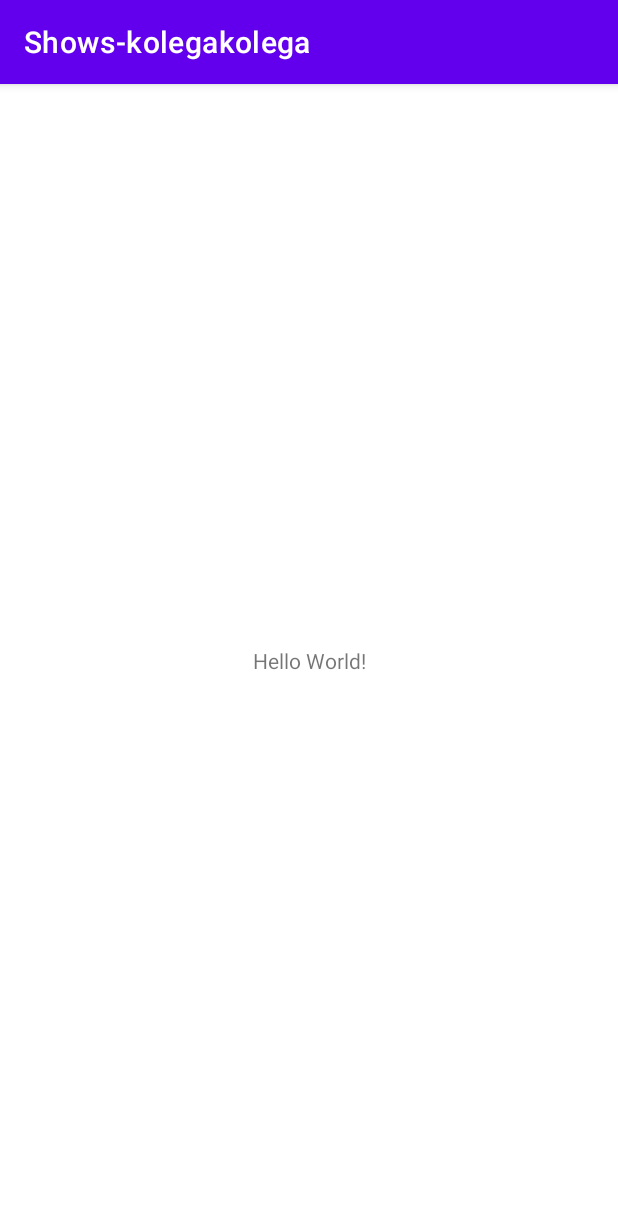
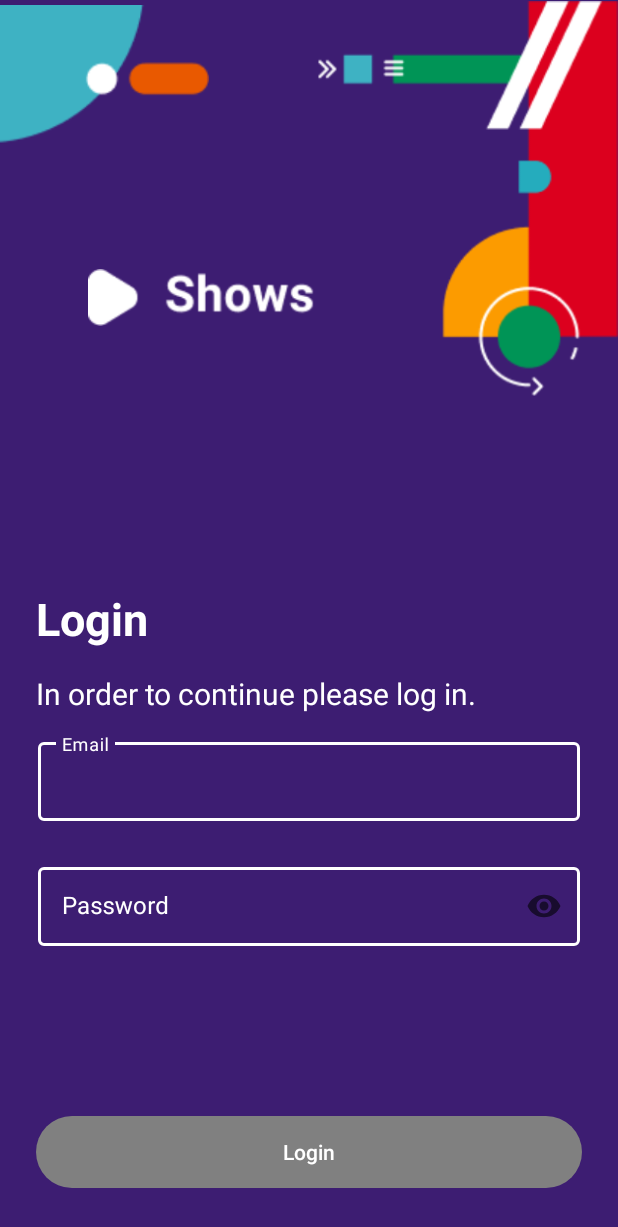
Before and after one commit to KolegaKolega/isa-shows-app-KolegaKolega, an Android app: the screen it shows after launch (MainActivity before the commit, LoginActivity after it), on a phone screen of 412 x 824 dp. Shown: the top 1227 px of the screen. Run offline under Robolectric (Android 15) with nearby library versions, the phone set to English and light mode, and no system bars.

Commit message:
login and welcom activity added

```diff
--- a/app/build.gradle
+++ b/app/build.gradle
@@ -30,10 +30,16 @@ android {
     kotlinOptions {
         jvmTarget = '1.8'
     }
+
+    buildFeatures{
+        viewBinding true
+
+    }
 }
 
 dependencies {
 
+    implementation 'com.google.android.material:material:1.0.0'
     implementation "org.jetbrains.kotlin:kotlin-stdlib:$kotlin_version"
     implementation 'androidx.core:core-ktx:1.6.0'
     implementation 'androidx.appcompat:appcompat:1.3.0'
--- a/app/src/main/AndroidManifest.xml
+++ b/app/src/main/AndroidManifest.xml
@@ -9,13 +9,17 @@
         android:roundIcon="@mipmap/ic_launcher_round"
         android:supportsRtl="true"
         android:theme="@style/Theme.Showskolegakolega">
-        <activity android:name=".MainActivity">
+        <activity android:name=".MainActivity"/>
+
+        <activity android:name=".LoginActivity">
             <intent-filter>
                 <action android:name="android.intent.action.MAIN" />
 
                 <category android:name="android.intent.category.LAUNCHER" />
             </intent-filter>
         </activity>
+
+        <activity android:name=".WelcomeActivity"/>
     </application>
 
 </manifest>
--- /dev/null
+++ b/app/src/main/java/com/example/shows_kolegakolega/LoginActivity.kt
@@ -0,0 +1,79 @@
+package com.example.shows_kolegakolega
+
+import android.os.Bundle
+import android.text.Editable
+import android.text.TextWatcher
+import android.util.Log
+import android.view.Window
+import android.widget.Button
+import android.widget.EditText
+import androidx.appcompat.app.AppCompatActivity
+import com.example.shows_kolegakolega.databinding.ActivityLoginBinding
+
+class LoginActivity : AppCompatActivity() {
+
+    private lateinit var binding : ActivityLoginBinding
+
+    private var emailEditText : EditText? = null
+    private var passwordEditText : EditText? = null
+    private var loginButton : Button? = null
+
+    override fun onCreate(savedInstanceState: Bundle?) {
+        super.onCreate(savedInstanceState)
+
+        supportActionBar?.hide()
+
+        binding = ActivityLoginBinding.inflate(layoutInflater)
+
+        setContentView(binding.root)
+
+        emailEditText = binding.email.editText
+        passwordEditText = binding.password.editText
+        loginButton = binding.loginbtn
+
+        initCheckEmailPassword()
+        initLoginButton()
+
+    }
+
+    private fun initLoginButton() {
+        loginButton?.setOnClickListener {
+            binding.email.error = null
+
+            val email = emailEditText?.text.toString()
+            Log.println(Log.DEBUG,"", email)
+            if(validateEmail(email)) {
+                val intent = WelcomeActivity.buildIntent(this, email)
+                startActivity(intent)
+            }else {
+                binding.email.error = "Invalid email!"
+            }
+        }
+    }
+
+    private fun validateEmail(email: String): Boolean {
+        return email.contains("^\\S+@\\S+\$".toRegex())
+    }
+
+    private fun initCheckEmailPassword(){
+        emailEditText?.addTextChangedListener(textWatcher)
+        passwordEditText?.addTextChangedListener(textWatcher)
+    }
+
+    private val textWatcher = object : TextWatcher {
+        override fun beforeTextChanged(s: CharSequence?, start: Int, count: Int, after: Int) {
+        }
+
+        override fun onTextChanged(s: CharSequence?, start: Int, before: Int, count: Int) {
+            val eText : String = emailEditText?.text.toString().trim()
+            val pText : String = passwordEditText?.text.toString().trim()
+
+            loginButton?.isEnabled = eText.isNotEmpty() && pText.length > 5
+        }
+
+        override fun afterTextChanged(s: Editable?) {
+        }
+
+
+    }
+}
--- a/app/src/main/java/com/example/shows_kolegakolega/MainActivity.kt
+++ b/app/src/main/java/com/example/shows_kolegakolega/MainActivity.kt
@@ -2,6 +2,7 @@ package com.example.shows_kolegakolega
 
 import androidx.appcompat.app.AppCompatActivity
 import android.os.Bundle
+
 
 class MainActivity : AppCompatActivity() {
     override fun onCreate(savedInstanceState: Bundle?) {
--- /dev/null
+++ b/app/src/main/java/com/example/shows_kolegakolega/WelcomeActivity.kt
@@ -0,0 +1,41 @@
+package com.example.shows_kolegakolega
+
+import android.app.Activity
+import android.content.Intent
+import android.os.Bundle
+import android.view.Window
+import androidx.appcompat.app.AppCompatActivity
+import com.example.shows_kolegakolega.databinding.ActivityWelcomBinding
+
+class WelcomeActivity : AppCompatActivity() {
+
+    companion object {
+        private const val EXTRA_EMAIL : String = "EXTRA_EMAIL"
+
+        fun buildIntent(activity : Activity, email : String) : Intent{
+            val intent = Intent(activity, WelcomeActivity::class.java)
+            intent.putExtra(EXTRA_EMAIL, email)
+            return intent
+        }
+
+    }
+
+    private lateinit var binding : ActivityWelcomBinding
+
+    override fun onCreate(savedInstanceState: Bundle?) {
+        super.onCreate(savedInstanceState)
+
+        supportActionBar?.hide()
+
+        binding = ActivityWelcomBinding.inflate(layoutInflater)
+
+        setContentView(binding.root)
+
+        var email = intent.extras?.getString(EXTRA_EMAIL)
+
+        email = email?.substring(0 , email.indexOf("@"))
+
+        binding.welcomtext.text = "Welcome, $email"
+
+    }
+}
--- /dev/null
+++ b/app/src/main/res/color/selector_button.xml
@@ -0,0 +1,7 @@
+<?xml version="1.0" encoding="utf-8"?>
+<selector xmlns:android="http://schemas.android.com/apk/res/android">
+
+    <item android:color="@color/white" android:state_enabled="true"/>
+    <item android:color="@color/gray" />
+
+</selector>
--- /dev/null
+++ b/app/src/main/res/color/selector_button_text.xml
@@ -0,0 +1,7 @@
+<?xml version="1.0" encoding="utf-8"?>
+<selector xmlns:android="http://schemas.android.com/apk/res/android">
+
+    <item android:color="@color/purple_500" android:state_enabled="true"/>
+    <item android:color="@color/white" />
+
+</selector>
--- /dev/null
+++ b/app/src/main/res/color/selector_email_and_pass.xml
@@ -0,0 +1,8 @@
+<?xml version="1.0" encoding="utf-8"?>
+<selector xmlns:android="http://schemas.android.com/apk/res/android">
+    <item android:color="@color/white" android:state_focused="true"/>
+    <item android:color="@color/white" android:state_focused="false"/>
+    <item android:color="@color/white" android:state_hovered="true"/>
+    <item android:color="@color/white" android:state_hovered="false"/>
+
+</selector>
--- /dev/null
+++ b/app/src/main/res/drawable/rounded.xml
@@ -0,0 +1,10 @@
+<?xml version="1.0" encoding="utf-8"?>
+<shape xmlns:android="http://schemas.android.com/apk/res/android"
+    android:shape="rectangle">
+    <solid android:color="@color/selector_button" />
+
+    <corners android:bottomRightRadius="25dp"
+        android:bottomLeftRadius="25dp"
+        android:topRightRadius="25dp"
+        android:topLeftRadius="25dp"/>
+</shape>
--- /dev/null
+++ b/app/src/main/res/layout/activity_login.xml
@@ -0,0 +1,147 @@
+<?xml version="1.0" encoding="utf-8"?>
+<androidx.constraintlayout.widget.ConstraintLayout xmlns:android="http://schemas.android.com/apk/res/android"
+    xmlns:tools="http://schemas.android.com/tools"
+    android:layout_width="match_parent"
+    android:layout_height="match_parent"
+    xmlns:app="http://schemas.android.com/apk/res-auto"
+    android:background="@drawable/purple_background">
+
+    <ImageView
+        android:id="@+id/top_left"
+        android:layout_width="139.56dp"
+        android:layout_height="99.3dp"
+        android:src="@drawable/top_left_illustration"
+        app:layout_constraintStart_toStartOf="parent"
+        app:layout_constraintTop_toTopOf="parent" />
+
+    <ImageView
+        android:id="@+id/top_right"
+        android:layout_width="200.6dp"
+        android:layout_height="264.93dp"
+        android:layout_marginEnd="0dp"
+        android:src="@drawable/top_right_illustration"
+        app:layout_constraintEnd_toEndOf="parent"
+        app:layout_constraintTop_toTopOf="parent"/>
+
+    <ImageView
+        android:id="@+id/logo"
+        android:layout_width="162dp"
+        android:layout_height="38dp"
+        android:layout_marginTop="80dp"
+        android:layout_marginStart="56dp"
+        android:src="@drawable/logo_horizontal_white"
+        app:layout_constraintStart_toStartOf="parent"
+        app:layout_constraintTop_toBottomOf="@id/top_left"
+        />
+
+    <TextView
+        android:id="@+id/login"
+        android:layout_width="0dp"
+        android:layout_height="wrap_content"
+        android:text="Login"
+        android:textColor="@color/white"
+        android:textSize="30sp"
+        app:layout_constraintBottom_toBottomOf="parent"
+        app:layout_constraintStart_toStartOf="parent"
+        app:layout_constraintEnd_toEndOf="parent"
+        app:layout_constraintTop_toTopOf="parent"
+        android:textStyle="bold"
+        android:layout_marginStart="24dp"
+        android:layout_marginEnd="24dp"
+        />
+
+    <TextView
+        android:id="@+id/order"
+        android:layout_width="0dp"
+        android:layout_height="wrap_content"
+        android:text="In order to continue please log in."
+        android:textColor="@color/white"
+        android:textSize="20sp"
+        app:layout_constraintTop_toBottomOf="@id/login"
+        app:layout_constraintStart_toStartOf="parent"
+        app:layout_constraintEnd_toEndOf="parent"
+        android:paddingTop="16dp"
+        android:paddingBottom="13dp"
+        android:layout_marginStart="24dp"
+        android:layout_marginEnd="24dp"/>
+
+    <com.google.android.material.textfield.TextInputLayout
+        android:id="@+id/email"
+        android:layout_width="0dp"
+        android:layout_height="wrap_content"
+        android:hint="Email"
+        app:layout_constraintTop_toBottomOf="@id/order"
+        app:layout_constraintStart_toStartOf="parent"
+        app:layout_constraintEnd_toEndOf="parent"
+        android:textColor="@color/white"
+        android:textColorHint="@color/white"
+        app:hintTextColor="@color/white"
+        style="@style/Widget.MaterialComponents.TextInputLayout.OutlinedBox"
+        app:boxStrokeColor="@color/selector_email_and_pass"
+        app:boxStrokeWidth="2dp"
+        android:layout_marginStart="25dp"
+        android:layout_marginEnd="25dp"
+        >
+
+    <EditText
+        android:layout_width="match_parent"
+        android:layout_height="wrap_content"
+        android:paddingTop="13dp"
+        android:paddingBottom="10dp"
+        android:padding="15dp"
+        android:textColor="@color/white"
+        android:textColorHint="@color/white"
+        />
+
+    </com.google.android.material.textfield.TextInputLayout>
+
+    <com.google.android.material.textfield.TextInputLayout
+
+        android:id="@+id/password"
+        android:layout_width="0dp"
+        android:layout_height="wrap_content"
+        android:layout_marginTop="25dp"
+        android:layout_marginStart="25dp"
+        android:layout_marginEnd="25dp"
+        android:hint="Password"
+        android:textColor="@color/white"
+        android:textColorHint="@color/white"
+        app:layout_constraintStart_toStartOf="parent"
+        app:layout_constraintEnd_toEndOf="parent"
+        app:layout_constraintTop_toBottomOf="@id/email"
+        app:hintTextColor="@color/white"
+        app:endIconMode="password_toggle"
+        style="@style/Widget.MaterialComponents.TextInputLayout.OutlinedBox"
+        app:boxStrokeColor="@color/selector_email_and_pass"
+        app:boxStrokeWidth="2dp"
+        >
+
+    <EditText
+        android:layout_width="match_parent"
+        android:layout_height="wrap_content"
+        android:padding="15dp"
+        android:textColor="@color/white"
+        android:textColorHint="@color/white"
+        android:inputType="textPassword"
+        />
+</com.google.android.material.textfield.TextInputLayout>
+
+
+    <androidx.appcompat.widget.AppCompatButton
+        android:id="@+id/loginbtn"
+        android:layout_width="0dp"
+        android:layout_height="wrap_content"
+        app:layout_constraintBottom_toBottomOf="parent"
+        android:layout_marginBottom="32dp"
+        android:layout_marginStart="24dp"
+        android:layout_marginEnd="24dp"
+        app:layout_constraintStart_toStartOf="parent"
+        app:layout_constraintEnd_toEndOf="parent"
+        android:textColor="@color/selector_button_text"
+        android:text="Login"
+        android:background="@drawable/rounded"
+        android:enabled="false"
+        android:textAllCaps="false"
+        />
+
+</androidx.constraintlayout.widget.ConstraintLayout>
--- /dev/null
+++ b/app/src/main/res/layout/activity_welcom.xml
@@ -0,0 +1,29 @@
+<?xml version="1.0" encoding="utf-8"?>
+<androidx.constraintlayout.widget.ConstraintLayout xmlns:android="http://schemas.android.com/apk/res/android"
+    xmlns:tools="http://schemas.android.com/tools"
+    android:layout_width="match_parent"
+    android:layout_height="match_parent"
+    xmlns:app="http://schemas.android.com/apk/res-auto"
+    >
+
+    <ImageView
+        android:id="@+id/welcomicon"
+        android:layout_width="128dp"
+        android:layout_height="128dp"
+        android:src="@drawable/welcom_icon"
+        app:layout_constraintStart_toStartOf="parent"
+        app:layout_constraintEnd_toEndOf="parent"
+        app:layout_constraintTop_toTopOf="parent"
+        app:layout_constraintBottom_toBottomOf="parent"/>
+
+    <TextView
+        android:id="@+id/welcomtext"
+        android:layout_width="wrap_content"
+        android:layout_height="wrap_content"
+        android:text="Welcom"
+        app:layout_constraintStart_toStartOf="parent"
+        app:layout_constraintEnd_toEndOf="parent"
+        app:layout_constraintTop_toBottomOf="@id/welcomicon"
+        android:padding="31dp"/>
+
+</androidx.constraintlayout.widget.ConstraintLayout>
--- a/app/src/main/res/values/colors.xml
+++ b/app/src/main/res/values/colors.xml
@@ -7,4 +7,5 @@
     <color name="teal_700">#FF018786</color>
     <color name="black">#FF000000</color>
     <color name="white">#FFFFFFFF</color>
+    <color name="gray">#808080</color>
 </resources>
```
Also changed, not shown: app/src/main/res/drawable/logo_horizontal_white.png (added), app/src/main/res/drawable/purple_background.png (added), app/src/main/res/drawable/rectangle.png (added), app/src/main/res/drawable/text_field_outline.png (added), app/src/main/res/drawable/top_left_illustration.png (added), app/src/main/res/drawable/top_right_illustration.png (added), app/src/main/res/drawable/welcom_icon.png (added).
